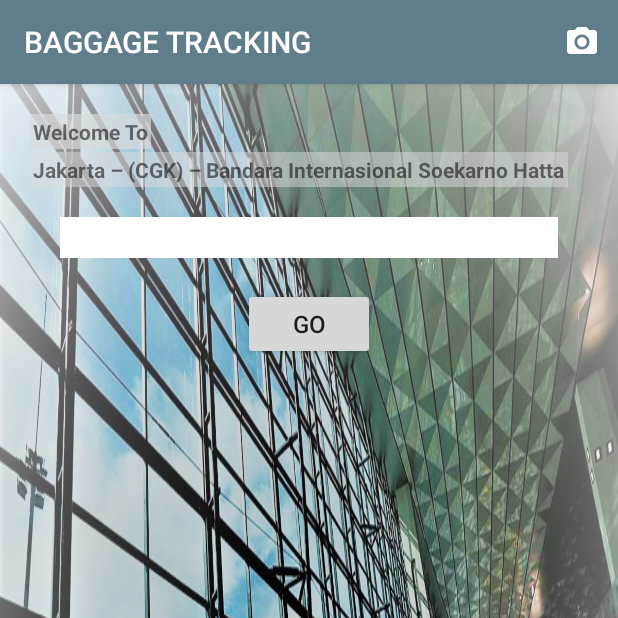
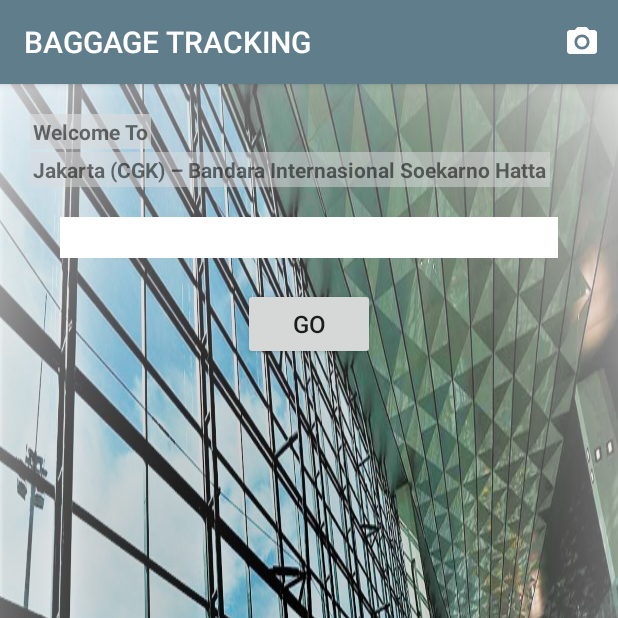
Before and after one commit to matrixaldy/QRScanner, an Android app: the screen it shows after launch (MainActivity), on a phone screen of 412 x 824 dp, the top half of it. Run offline under Robolectric (Android 15) with nearby library versions, the phone set to English and light mode, and no system bars.

Commit message:
commit update V0.4.2

```diff
--- a/app/src/main/AndroidManifest.xml
+++ b/app/src/main/AndroidManifest.xml
@@ -7,7 +7,7 @@
 
     <application
         android:allowBackup="true"
-        android:icon="@mipmap/ic_launcher"
+        android:icon="@mipmap/logo"
         android:label="@string/app_name"
         android:roundIcon="@mipmap/ic_launcher_round"
         android:supportsRtl="true"
--- a/app/src/main/java/com/tugas/qrscanner/ResultActivity.java
+++ b/app/src/main/java/com/tugas/qrscanner/ResultActivity.java
@@ -2,12 +2,8 @@ package com.tugas.qrscanner;
 
 import android.content.Intent;
 import android.os.Bundle;
-import android.support.annotation.Nullable;
 import android.support.v7.app.AppCompatActivity;
 import android.widget.TextView;
-
-import java.text.SimpleDateFormat;
-import java.util.Date;
 
 import retrofit2.Call;
 import retrofit2.Callback;
@@ -18,7 +14,7 @@ import retrofit2.converter.gson.GsonConverterFactory;
 public class ResultActivity extends AppCompatActivity {
     TextView textViewResult, textViewFrom, textViewTo;
     TextView textViewClaim, textViewMaskapai, textViewClaimTime;
-    TextView textViewBoarding, textViewFlight;
+    TextView textViewFlight;
 
     @Override
     protected void onCreate(Bundle savedInstanceState) {
--- a/app/src/main/res/layout/result_activity.xml
+++ b/app/src/main/res/layout/result_activity.xml
@@ -13,7 +13,7 @@
 
         <LinearLayout
             android:layout_width="match_parent"
-            android:layout_height="match_parent"
+            android:layout_height="wrap_content"
             android:padding="20dp"
             android:background="#ccffffff" >
 
--- a/app/src/main/res/values/strings.xml
+++ b/app/src/main/res/values/strings.xml
@@ -1,6 +1,6 @@
 <resources>
     <string name="app_name">BAGGAGE TRACKING</string>
     <string name="thanks">Terimakasih Telah Menggunakan Aplikasi Baggage Tracking</string>
-    <string name="bandara">Jakarta – (CGK) – Bandara Internasional Soekarno Hatta</string>
+    <string name="bandara">Jakarta (CGK) – Bandara Internasional Soekarno Hatta</string>
     <string name="uniq_id">ID</string>
 </resources>
```
Also changed, not shown: app/src/main/res/mipmap-xhdpi/logo.png (added).
